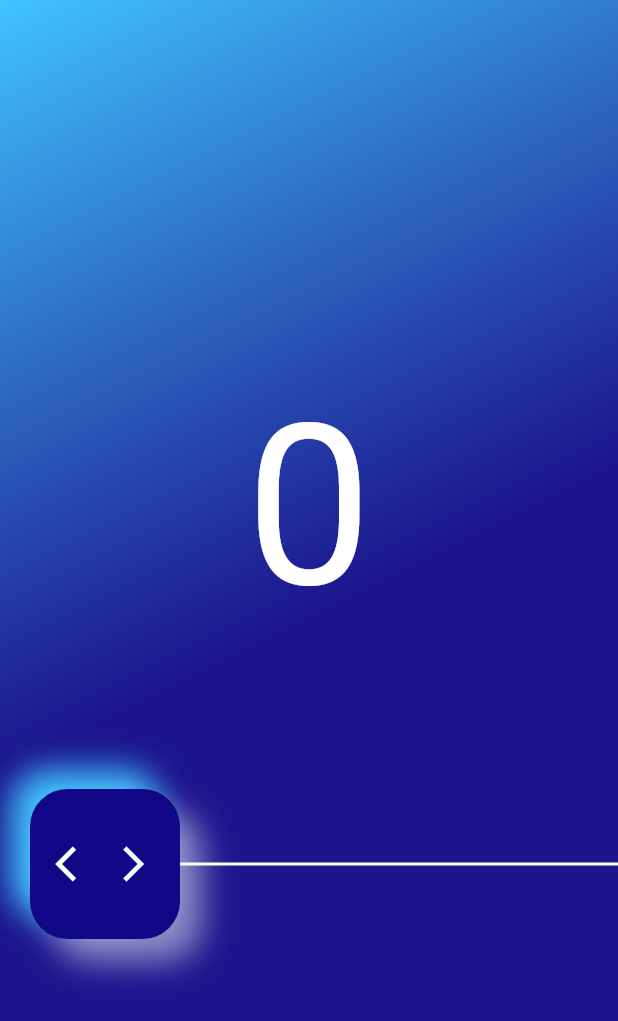
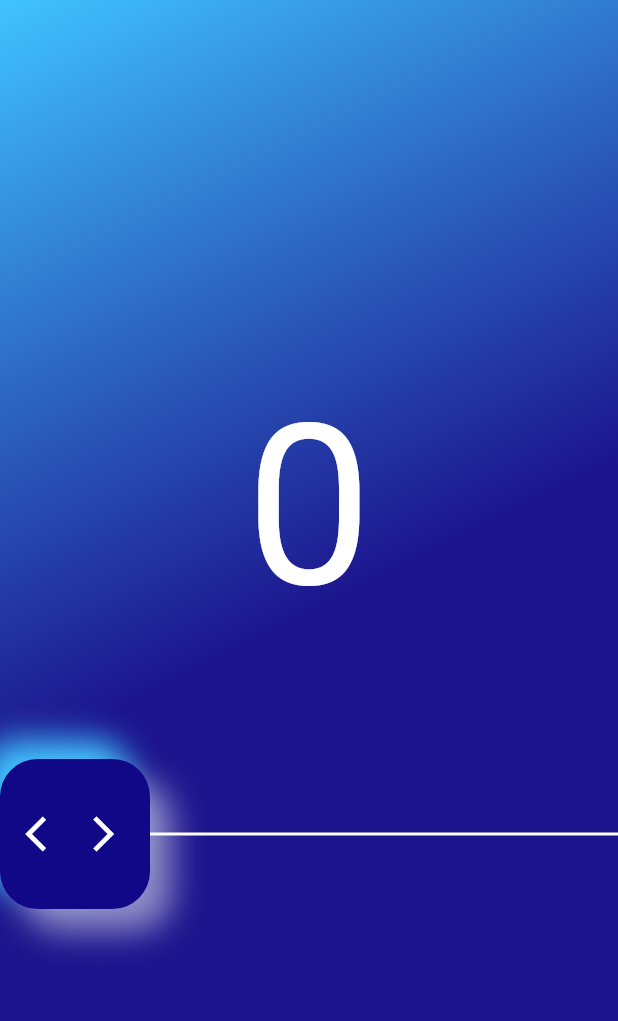
Before and after one commit to hisham-ahamed/awesome_slider, a Flutter app: the screen it shows after launch, on a phone screen of 412 x 824 dp. Shown: the top 1021 px of the screen. Run offline on Flutter 3.47's test engine with Material 2 defaults, Android fonts, the phone set to English and light mode, and no system bars.

Commit message:
fix: fixes and ready to work

```diff
--- a/example/pubspec.yaml
+++ b/example/pubspec.yaml
@@ -1,5 +1,7 @@
 name: awesomesliderexample
 description: An Example for AwesomeSlider
+
+publish_to: none
 
 # The following defines the version and build number for your application.
 # A version number is three numbers separated by dots, like 1.2.43
--- a/lib/src/awesome_slider_main.dart
+++ b/lib/src/awesome_slider_main.dart
@@ -26,7 +26,9 @@ class AwesomeSlider extends StatefulWidget {
     this.bottomRightShadow = false,
     this.bottomRightShadowColor = Colors.blueGrey,
     this.bottomRightShadowBlur,
-    this.showMinMax = false,
+    this.minMaxEnable = false,
+    this.minMaxOffset = 4,
+    this.minMaxStyle,
   })  : assert(min <= max),
         assert(value >= min && value <= max);
 
@@ -87,7 +89,10 @@ class AwesomeSlider extends StatefulWidget {
 
   ///Give true value if a Shadow required on Top - Left of the thumb
   final bool topLeftShadow;
-  final bool showMinMax;
+
+  final bool minMaxEnable;
+  final double minMaxOffset;
+  final TextStyle? minMaxStyle;
 
   ///Colour of shadow of Top - Left of the thumb
   ///Default is Blue - Grey
@@ -196,7 +201,10 @@ class _AwesomeSliderState extends State<AwesomeSlider> {
 
   @override
   Widget build(BuildContext context) {
-    return GestureDetector(
+    return Column(
+      mainAxisSize: MainAxisSize.min,
+      children: [
+        GestureDetector(
           behavior: HitTestBehavior.translucent,
           onHorizontalDragUpdate: (DragUpdateDetails updateDetails) {
             _onDragUpdate(updateDetails);
@@ -206,17 +214,12 @@ class _AwesomeSliderState extends State<AwesomeSlider> {
             _onDragStart(startDetails);
             _value();
           },
-      child: Column(
-        mainAxisSize: MainAxisSize.min,
-        children: [
-          Container(
-            padding: EdgeInsets.all(20.0),
-            child: Stack(
-              children: <Widget>[
-                Container(
+          child: Container(
             height: _sliderHeight(),
             width: _sliderWidth(),
-                  child: CustomPaint(
+            child: Stack(
+              children: [
+                CustomPaint(
                   painter: AwesomeSliderPaint(
                     sliderLength: _sliderWidth(),
                     thumbSize: _sliderHeight(),
@@ -238,33 +241,43 @@ class _AwesomeSliderState extends State<AwesomeSlider> {
                     topLeftShadow: widget.topLeftShadow,
                   ),
                 ),
-                ),
                 Positioned(
                   height: _sliderHeight(),
                   width: _sliderHeight(),
                   left: _sliderChildPosition(),
-                  child: Container(
-                    height: double.infinity,
-                    width: double.infinity,
-                    child: widget.child,
+                  child: Container(child: widget.child),
+                ),
+              ],
+            ),
+          ),
+        ),
+        if (widget.minMaxEnable)
+          Container(
+            margin: EdgeInsets.only(top: widget.minMaxOffset),
+            width: _sliderWidth(),
+            child: Row(
+              mainAxisAlignment: MainAxisAlignment.spaceBetween,
+              children: [
+                SizedBox(
+                  width: widget.thumbSize,
+                  child: Text(
+                    widget.min.toInt().toString(),
+                    textAlign: TextAlign.center,
+                    style: widget.minMaxStyle,
+                  ),
+                ),
+                SizedBox(
+                  width: widget.thumbSize,
+                  child: Text(
+                    widget.max.toInt().toString(),
+                    textAlign: TextAlign.center,
+                    style: widget.minMaxStyle,
                   ),
                 ),
               ],
             ),
           ),
-          if (widget.showMinMax)
-            Padding(
-              padding: EdgeInsets.symmetric(horizontal: widget.thumbSize / 2),
-              child: Row(
-                mainAxisAlignment: MainAxisAlignment.spaceBetween,
-                children: [
-                  Text(widget.min.toString()),
-                  Text(widget.max.toString()),
       ],
-              ),
-            ),
-        ],
-      ),
     );
   }
 }
--- a/lib/src/awesome_slider_painter.dart
+++ b/lib/src/awesome_slider_painter.dart
@@ -66,7 +66,7 @@ class AwesomeSliderPaint extends CustomPainter {
     canvas.drawPath(inactiveLinePath, inactiveLinePaint);
 
     ///    Active Line Paint
-    if (currentTouchPosition > thumbSize / 2) {
+    if (currentTouchPosition > thumbSize) {
       Path activeLinePath = Path();
       Paint activeLinePaint = Paint()
         ..color = activeLineColor
--- a/pubspec.yaml
+++ b/pubspec.yaml
@@ -3,6 +3,8 @@ description: A highly customisable Rounded Rectangular thumb shaped slider for f
 version: 0.2.2
 author: Hisham Ahamed <aahisham20@gmail.com>
 homepage: https://github.com/hisham-ahamed/awesome_slider
+
+publish_to: none
 
 environment:
   sdk: '>=2.12.0 <3.0.0'
```
Also changed, not shown: 1 other file. Lines whose indentation alone changed are shown as unchanged.
